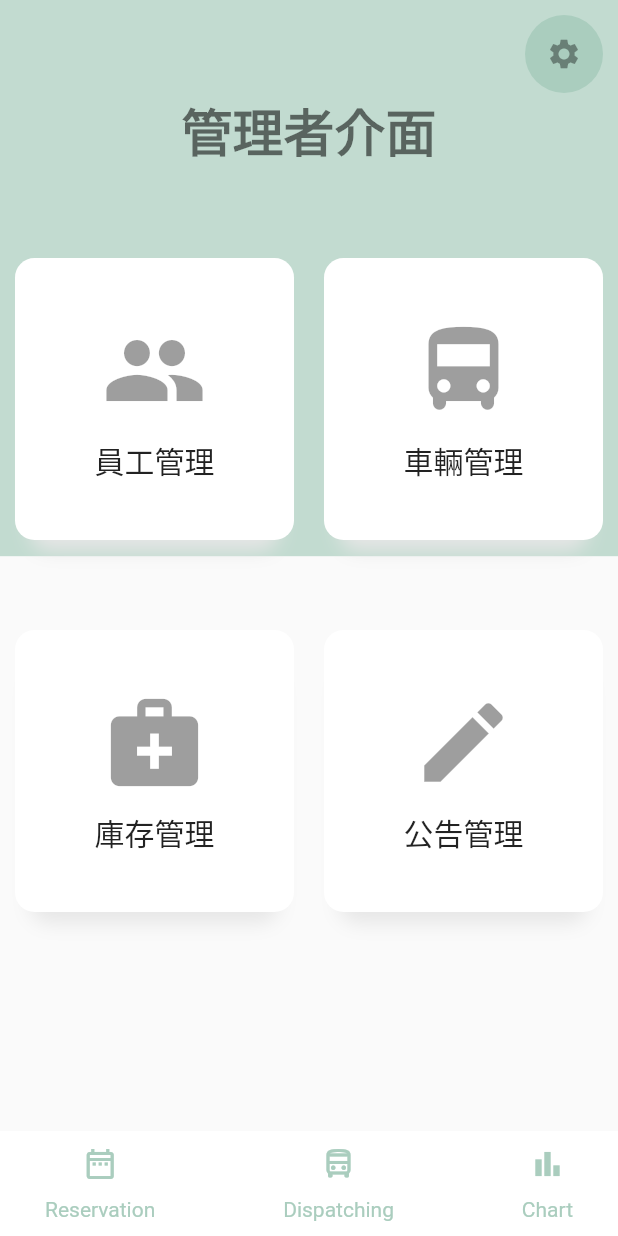
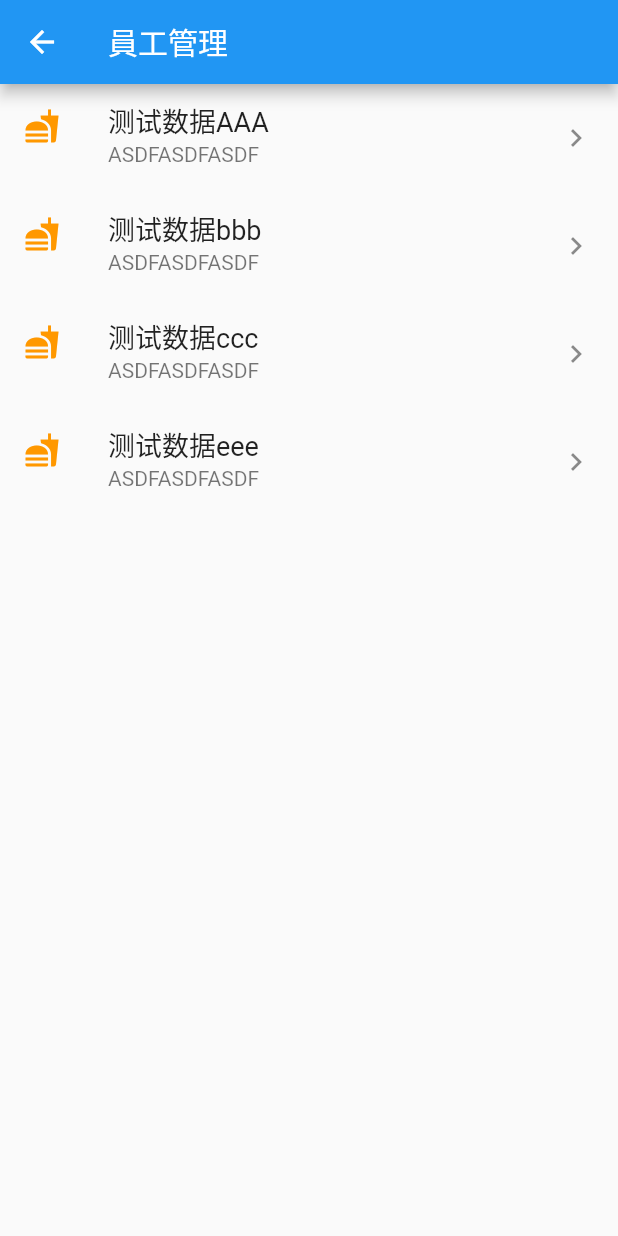
Before and after one commit to XieXinRu/Manager_App, a Flutter app: the screen it shows after launch, after a tap on "員工管理", on a phone screen of 412 x 824 dp. Run offline on Flutter 3.47's test engine with Material 2 defaults, Android fonts, the phone set to English and light mode, and no system bars.

Commit message:
新增跳轉頁面

```diff
--- a/lib/main.dart
+++ b/lib/main.dart
@@ -1,5 +1,10 @@
 import 'package:flutter/material.dart';
+import 'package:manager_app/widget/BottonNavbar.dart';
+import 'package:manager_app/widget/announce.dart';
+import 'package:manager_app/widget/car.dart';
 import 'package:manager_app/widget/category_card.dart';
+import 'package:manager_app/widget/emp.dart';
+import 'package:manager_app/widget/stock.dart';
 
 void main() {
   runApp(MyApp());
@@ -25,29 +30,7 @@ class MyHomeScreen extends StatelessWidget {
     var size = MediaQuery.of(context).size;
     return Scaffold(
       //下方功能列設定---------------------------------
-      bottomNavigationBar: Container(
-        padding: EdgeInsets.symmetric(horizontal: 30, vertical: 5),
-        height: 70,
-        color: Colors.white,
-        child: Row(
-          mainAxisAlignment: MainAxisAlignment.spaceBetween, //Item按鈕間的距離排版
-          children: <Widget>[
-            BottomNavItem(
-              iconSrc: Icons.date_range_outlined,
-              textSrc: "Reservation",
-            ),
-            BottomNavItem(
-              iconSrc: Icons.directions_bus_outlined,
-              textSrc: "Dispatching",
-              // isActive: true,
-            ),
-            BottomNavItem(
-              iconSrc: Icons.bar_chart,
-              textSrc: "Chart",
-            ),
-          ],
-        ),
-      ),
+      bottomNavigationBar: BottomNavbar(),
       //---------------------------------
       body: Stack(
         children: <Widget>[
@@ -72,7 +55,8 @@ class MyHomeScreen extends StatelessWidget {
                       ),
                       child: IconButton(
                         icon: Icon(Icons.settings),
-                        tooltip: 'Search',
+                        color: Colors.white,
+                        tooltip: 'settings',
                         onPressed: null,
                       ),
                     ),
@@ -94,22 +78,38 @@ class MyHomeScreen extends StatelessWidget {
                         CategoryCard(
                           title:"員工管理",
                           iconSrc: Icons.group,
-                          press: (){},
+                          press: () {
+                            Navigator.push(context, MaterialPageRoute(builder:(context) {
+                              return EmpPage();
+                            }));
+                          },
                         ),
                         CategoryCard(
                           title:"車輛管理",
                           iconSrc: Icons.directions_bus_rounded,
-                          press: (){},
+                          press: () {
+                            Navigator.push(context, MaterialPageRoute(builder:(context) {
+                              return CarPage();
+                            }));
+                          },
                         ),
                         CategoryCard(
                           title:"庫存管理",
                           iconSrc: Icons.medical_services,
-                          press: (){},
+                          press: () {
+                            Navigator.push(context, MaterialPageRoute(builder:(context) {
+                              return StockPage();
+                            }));
+                          },
                         ),
                         CategoryCard(
                           title:"公告管理",
                           iconSrc: Icons.create,
-                          press: (){},
+                          press: () {
+                            Navigator.push(context, MaterialPageRoute(builder:(context) {
+                              return AnnoPage();
+                            }));
+                          },
                         ),
                         ], //把做好的方框按鈕命名為此方法
                     ),
@@ -124,42 +124,3 @@ class MyHomeScreen extends StatelessWidget {
     );
   }
 }
-
-class BottomNavItem extends StatelessWidget {
-  final String textSrc;
-  final IconData iconSrc;
-  final Function press;
-  // final bool isActive;
-  const BottomNavItem({
-    Key key,
-    this.textSrc,
-    this.iconSrc,
-    this.press,
-    // this.isActive = false,
-  }) : super(key: key);
-
-  @override
-  Widget build(BuildContext context) {
-    return GestureDetector(
-      onTap: press,
-      // child: FlatButton(
-      //   onPressed: () => {},
-        // padding: EdgeInsets.only(left: 50,top:10,right: 30,bottom: 10),
-        child: Column(
-          mainAxisAlignment: MainAxisAlignment.spaceAround, //icon與字的排版樣式
-          children: <Widget>[
-            Icon(
-              iconSrc,
-              color:Color.fromRGBO(170, 205, 190, 1),
-            ),
-
-            Text(
-              textSrc,
-              style: TextStyle(color:Color.fromRGBO(170, 205, 190, 1)),
-            ),
-          ],
-        ),
-      // ),
-    );
-  }
-}
--- /dev/null
+++ b/lib/widget/BottonNavbar.dart
@@ -0,0 +1,73 @@
+import 'package:flutter/material.dart';
+
+class BottomNavbar extends StatelessWidget {
+  const BottomNavbar({
+    Key key,
+  }) : super(key: key);
+
+  @override
+  Widget build(BuildContext context) {
+    return Container(
+      padding: EdgeInsets.symmetric(horizontal: 30, vertical: 5),
+      height: 70,
+      color: Colors.white,
+      child: Row(
+        mainAxisAlignment: MainAxisAlignment.spaceBetween, //Item按鈕間的距離排版
+        children: <Widget>[
+          BottomNavItem(
+            iconSrc: Icons.date_range_outlined,
+            textSrc: "Reservation",
+          ),
+          BottomNavItem(
+            iconSrc: Icons.directions_bus_outlined,
+            textSrc: "Dispatching",
+            // isActive: true,
+          ),
+          BottomNavItem(
+            iconSrc: Icons.bar_chart,
+            textSrc: "Chart",
+          ),
+        ],
+      ),
+    );
+  }
+}
+
+class BottomNavItem extends StatelessWidget {
+  final String textSrc;
+  final IconData iconSrc;
+  final Function press;
+  // final bool isActive;
+  const BottomNavItem({
+    Key key,
+    this.textSrc,
+    this.iconSrc,
+    this.press,
+    // this.isActive = false,
+  }) : super(key: key);
+
+  @override
+  Widget build(BuildContext context) {
+    return GestureDetector(
+      onTap: press,
+      // child: FlatButton(
+      //   onPressed: () => {},
+        // padding: EdgeInsets.only(left: 50,top:10,right: 30,bottom: 10),
+        child: Column(
+          mainAxisAlignment: MainAxisAlignment.spaceAround, //icon與字的排版樣式
+          children: <Widget>[
+            Icon(
+              iconSrc,
+              color:Colors.black,
+            ),
+
+            Text(
+              textSrc,
+              style: TextStyle(color:Colors.black),
+            ),
+          ],
+        ),
+      // ),
+    );
+  }
+}
--- a/lib/widget/category_card.dart
+++ b/lib/widget/category_card.dart
@@ -39,7 +39,7 @@ class CategoryCard extends StatelessWidget {
                 icon: Icon(iconSrc),
                 // icon: Icon(Icons.people),
                 // tooltip: 'people',
-                // onPressed: null,
+                onPressed: press,
                 iconSize: 70,
                 padding: EdgeInsets.only(left: 20,top:40,right: 20,bottom: 10),
               ),
--- /dev/null
+++ b/lib/widget/emp.dart
@@ -0,0 +1,41 @@
+import 'package:flutter/material.dart';
+
+class EmpPage extends StatelessWidget {
+  @override
+  Widget build(BuildContext context) {
+    //定义列表widget的list
+    List<Widget> list=<Widget>[];
+
+    //Demo数据定义
+    var data=[
+      {"id":1,"title":"测试数据AAA","subtitle":"ASDFASDFASDF"},
+      {"id":2,"title":"测试数据bbb","subtitle":"ASDFASDFASDF"},
+      {"id":3,"title":"测试数据ccc","subtitle":"ASDFASDFASDF"},
+      {"id":4,"title":"测试数据eee","subtitle":"ASDFASDFASDF"},
+    ];
+
+    //根据Demo数据，构造列表ListTile组件list
+    for (var item in data) {
+      print(item["title"]);
+
+      list.add( ListTile(
+          title: Text(item["title"],style: TextStyle(fontSize: 18.0) ),
+          subtitle: Text(item["subtitle"]),
+          leading:  Icon( Icons.fastfood, color:Colors.orange ),
+          trailing: Icon(Icons.keyboard_arrow_right)
+      ));
+    }
+
+    //返回整个页面
+    return Scaffold(
+      appBar: AppBar(
+        title: Text("員工管理"),
+      ),
+      body: Center(
+        child: ListView(
+          children: list,
+        )
+      ),
+    );
+  }
+}
```
Also changed, not shown: lib/widget/announce.dart (added, +41 -0 lines), lib/widget/car.dart (added, +41 -0 lines), lib/widget/stock.dart (added, +41 -0 lines).
